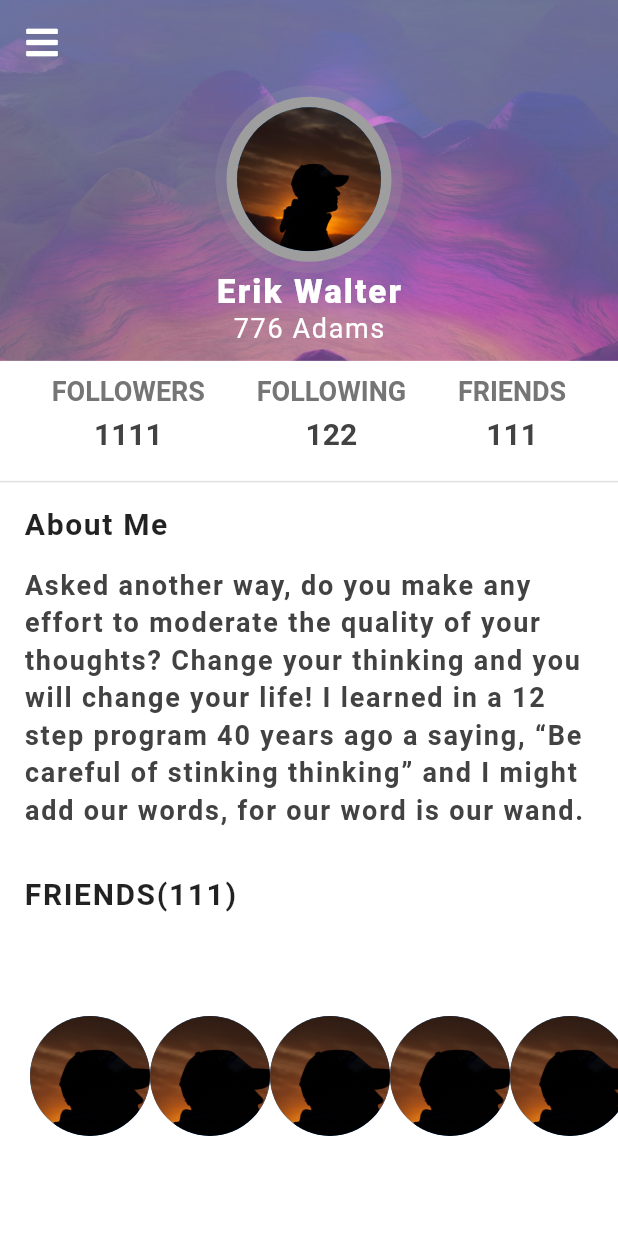
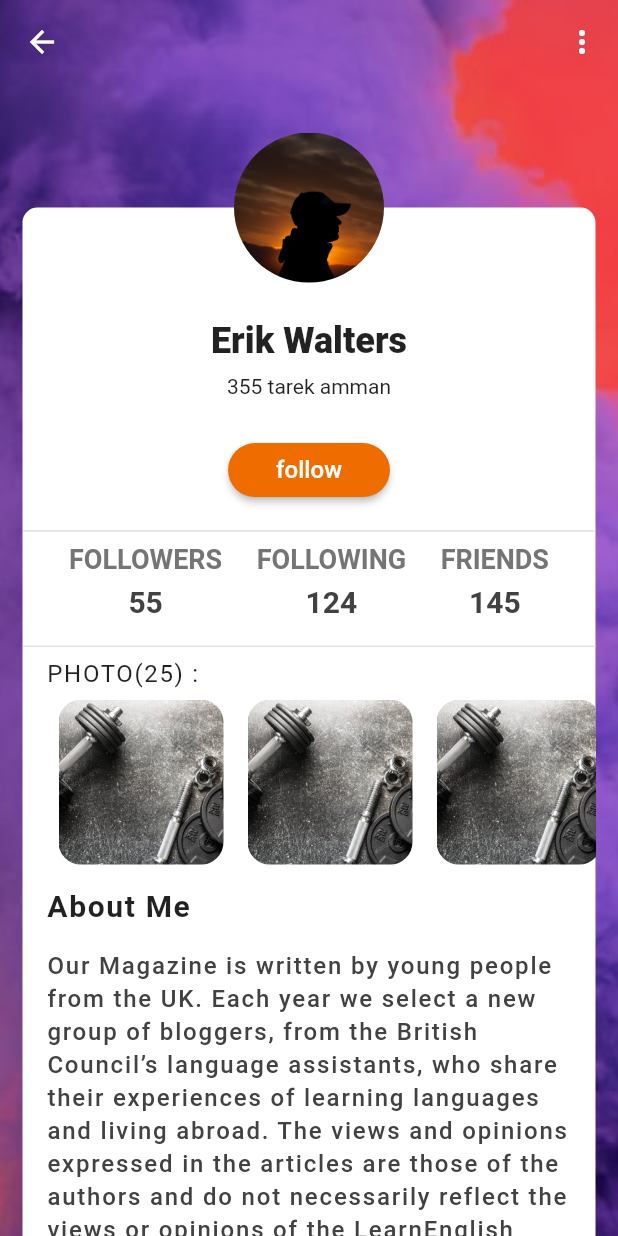
Before and after one commit to Alishekfeh/Draw-lines-with-flutter-ui, a Flutter app: the screen it shows after launch, on a phone screen of 412 x 824 dp. Run offline on Flutter 3.47's test engine with Material 2 defaults, Android fonts, the phone set to English and light mode, and no system bars; our stand-ins replace font_awesome_flutter.

Commit message:
profile 3

```diff
--- a/lib/main.dart
+++ b/lib/main.dart
@@ -1,5 +1,5 @@
 import 'package:flutter/material.dart';
-import 'package:uicode/profile_2/profile2.dart';
+import 'package:uicode/profile3/user3.dart';
 
 void main() {
   runApp(MyApp());
@@ -16,7 +16,7 @@ class MyApp extends StatelessWidget {
 
         primarySwatch: Colors.blue,
       ),
-      home: Profile2(),
+      home: Profile3(),
     );
   }
 }
--- /dev/null
+++ b/lib/profile3/profile3.dart
@@ -0,0 +1,11 @@
+class User{
+  String name,address,about;
+  User({this.about,this.address,this.name});
+}
+
+class Profile{
+  User user;
+  int following,follower,friends,photo;
+
+  Profile({this.user,this.friends,this.follower,this.following,this.photo});
+}
--- /dev/null
+++ b/lib/profile3/provider3.dart
@@ -0,0 +1,17 @@
+import 'package:uicode/profile3/profile3.dart';
+
+class ProfileProvider {
+  static Profile getProfile() {
+    return Profile(
+        user: User(
+            name: "Erik Walters ",
+            address: "355 tarek amman",
+            about:
+                "Our Magazine is written by young people from the UK. Each year we select a new group of bloggers, from the British Council’s language assistants, who share their experiences of learning languages and living abroad. The views and opinions expressed in the articles are those of the authors and do not necessarily reflect the views or opinions of the LearnEnglish Teens team."),
+        following: 124,
+        friends: 145,
+        follower: 55,
+        photo: 25
+    );
+  }
+}
--- /dev/null
+++ b/lib/profile3/user3.dart
@@ -0,0 +1,216 @@
+import 'package:flutter/cupertino.dart';
+import 'package:flutter/material.dart';
+import 'package:uicode/profile3/profile3.dart';
+import 'package:uicode/profile3/provider3.dart';
+import 'package:uicode/widgit/row_follow.dart';
+
+class Profile3 extends StatefulWidget {
+  const Profile3({Key key}) : super(key: key);
+
+  @override
+  _Profile3State createState() => _Profile3State();
+}
+
+class _Profile3State extends State<Profile3> {
+  Profile _profile = ProfileProvider.getProfile();
+
+  @override
+  Widget build(BuildContext context) {
+    return Stack(
+      children: [
+        Image.asset(
+          "assets/profile/bach.jpg",
+          fit: BoxFit.cover,
+          height: MediaQuery.of(context).size.height,
+        ),
+        Scaffold(
+            backgroundColor: Colors.transparent,
+            appBar: AppBar(
+              backgroundColor: Colors.transparent,
+              elevation: 0,
+              leading: IconButton(
+                onPressed: () {},
+                icon: Icon(
+                  Icons.arrow_back,
+                  color: Colors.white,
+                ),
+              ),
+              actions: [
+                IconButton(
+                  onPressed: () {},
+                  icon: Icon(
+                    Icons.more_vert,
+                    color: Colors.white,
+                  ),
+                ),
+              ],
+            ),
+            body: Stack(
+              children: [
+                _bodyContent(context),
+                _profileImage(context),
+              ],
+            ))
+      ],
+    );
+  }
+
+  _bodyContent(BuildContext context) {
+    return Positioned(
+        left: 15,
+        right: 15,
+        bottom: 0,
+        top: MediaQuery.of(context).size.height / 10,
+        child: Container(
+          padding: EdgeInsets.only(top: 75),
+          decoration: BoxDecoration(
+              color: Colors.white,
+              borderRadius: BorderRadius.only(
+                topLeft: Radius.circular(10),
+                topRight: Radius.circular(10),
+              )),
+          child: ListView(
+            children: [
+              Text(_profile.user.name,style: TextStyle(
+                fontSize: 24,
+                fontWeight: FontWeight.w900,
+              ),
+              textAlign: TextAlign.center,
+              ),
+              Padding(
+                padding: const EdgeInsets.only(top: 8,bottom: 24),
+                child: Text(_profile.user.address,textAlign: TextAlign.center,),
+              ),
+              _followBottom(context),
+              Padding(
+                padding:  EdgeInsets.only(top: 16),
+                child: _divider(context),
+              ),
+               Padding(
+                 padding: const EdgeInsets.all(8.0),
+                 child: Row(
+                  mainAxisAlignment: MainAxisAlignment.spaceEvenly,
+                  children: [
+                    ColumnFollow(
+                      title: "FOLLOWERS",
+                      profile: _profile.follower.toString(),
+                    ),
+                    ColumnFollow(
+                      title: "FOLLOWING",
+                      profile: _profile.following.toString(),
+                    ),
+                    ColumnFollow(
+                      title: "FRIENDS",
+                      profile: _profile.friends.toString(),
+                    ),
+                  ],
+              ),
+               ),
+              _divider(context),
+              Padding(
+                padding: const EdgeInsets.symmetric(horizontal: 16,vertical: 8),
+                child: Text("PHOTO(${_profile.photo}) :",style: TextStyle(
+                  fontSize: 16,
+                  letterSpacing: 1.1,
+                  fontWeight: FontWeight.w400
+                ),),
+              ),
+              _photo(context),
+              ... _aboutMe(context)
+            ],
+          ),
+        ));
+  }
+
+  _followBottom(BuildContext context) {
+    return Align(
+      child: MaterialButton(
+        onPressed: () {},
+        color: Colors.orange[800],
+        child: Padding(
+          padding: const EdgeInsets.symmetric(horizontal: 16,vertical: 8),
+          child: Text(
+            'follow',
+            style: TextStyle(color: Colors.white,fontSize: 16),
+          ),
+        ),
+        shape: RoundedRectangleBorder(
+            borderRadius: BorderRadius.all(Radius.circular(25))),
+      ),
+    );
+  }
+  List<Widget> _aboutMe(BuildContext context) {
+    return [
+      Padding(
+        padding: const EdgeInsets.all(16.0),
+        child: Text(
+          "About Me",
+          style: TextStyle(
+              fontWeight: FontWeight.bold,
+              letterSpacing: 1.1,
+              fontSize: 20,
+              color: Colors.black87),
+        ),
+      ),
+      Padding(
+        padding: const EdgeInsets.symmetric(horizontal: 16),
+        child: Text(
+          _profile.user.about,
+          style: TextStyle(
+              fontWeight: FontWeight.w500,
+              letterSpacing: 1.2,
+              fontSize: 16,
+              color: Colors.grey.shade800,
+              height: 1.4),
+        ),
+      )
+    ];
+  }
+  _photo(BuildContext context) {
+    return Container(
+      width: double.infinity,
+      height: 110,
+      padding: EdgeInsets.only(left: 24),
+      child: ListView(
+        children: List.generate(_profile.photo, (index){
+          return Container(
+            height: 110,
+            width: 110,
+            margin: EdgeInsets.only(right: 16),
+            decoration: BoxDecoration(
+              image: DecorationImage(
+                image: ExactAssetImage('assets/profile/okkk.jpg'),fit: BoxFit.cover
+              ),
+              borderRadius: BorderRadius.all(Radius.circular(15))
+            ),
+
+          );
+        }
+        ).toList(),
+        scrollDirection: Axis.horizontal,
+      ),
+    );
+
+  }
+}
+
+_profileImage(BuildContext context) {
+  return Positioned(
+      top: MediaQuery.of(context).size.height / 10 - 50,
+      left: MediaQuery.of(context).size.width / 2 - 50,
+      child: Container(
+        width: 100,
+        height: 100,
+        decoration: BoxDecoration(
+            image: DecorationImage(
+                image: ExactAssetImage('assets/shared/profile.jpg'),
+                fit: BoxFit.cover),
+            shape: BoxShape.circle),
+      ));
+}
+Widget _divider(BuildContext context) {
+  return Container(
+    height: 1,
+    color: Colors.grey.shade300,
+  );
+}
```
Also changed, not shown: assets/profile/bach.jpg (added).
